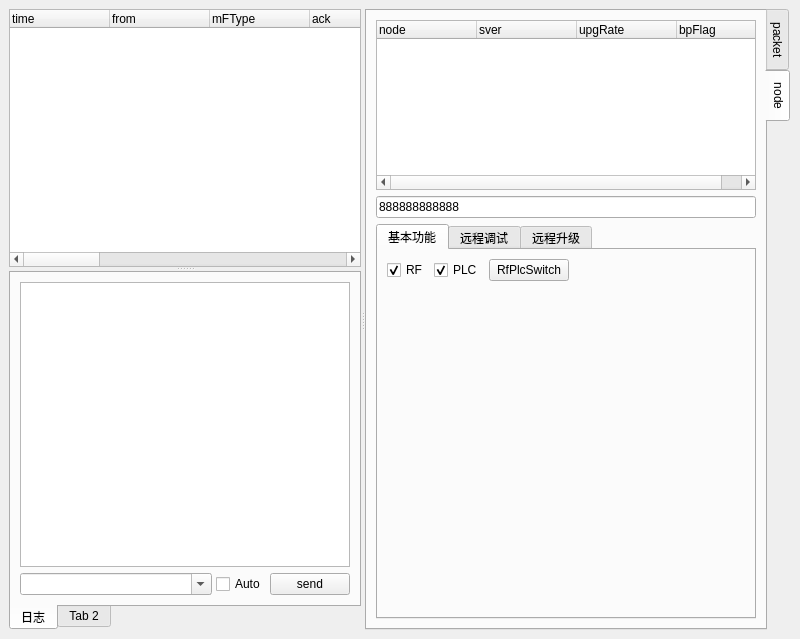
Before: the Qt Designer form mainwindow.ui in zaazbb/YM001NetworkAnalyzer, drawn with Qt 5.
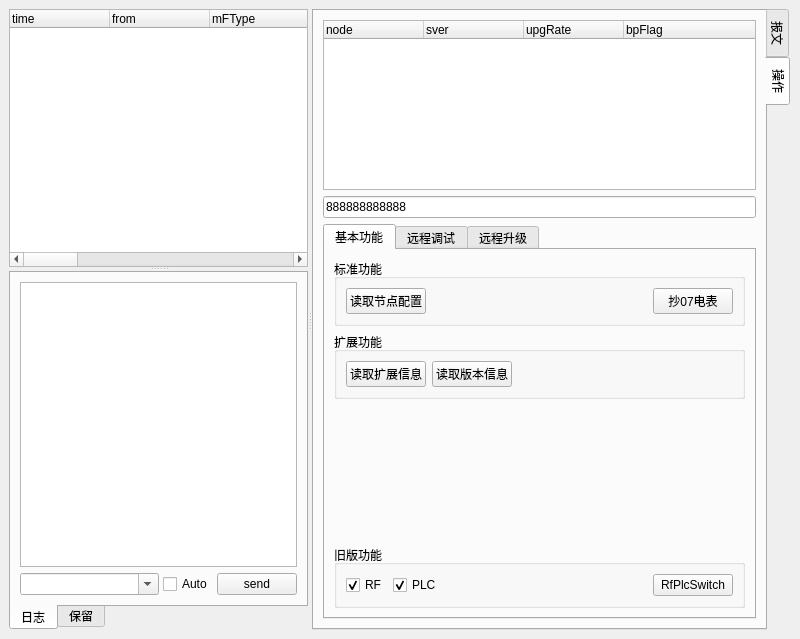
After: the same form once the commit is applied. The open tabs and pages were chosen to show the change.

```diff
--- a/mainwindow.ui
+++ b/mainwindow.ui
@@ -163,7 +163,7 @@
         </widget>
         <widget class="QWidget" name="tab_6">
          <attribute name="title">
-          <string>Tab 2</string>
+          <string>保留</string>
          </attribute>
         </widget>
        </widget>
@@ -177,7 +177,7 @@
        </property>
        <widget class="QWidget" name="tab">
         <attribute name="title">
-         <string>packet</string>
+         <string>报文</string>
         </attribute>
         <layout class="QVBoxLayout" name="verticalLayout_2" stretch="1,0,0,0">
          <item>
@@ -459,7 +459,7 @@
        </widget>
        <widget class="QWidget" name="tab_2">
         <attribute name="title">
-         <string>node</string>
+         <string>操作</string>
         </attribute>
         <layout class="QVBoxLayout" name="verticalLayout_8" stretch="1,0,0">
          <item>
@@ -510,6 +510,95 @@
             </attribute>
             <layout class="QVBoxLayout" name="verticalLayout_4">
              <item>
+              <widget class="QGroupBox" name="groupBox_2">
+               <property name="title">
+                <string>标准功能</string>
+               </property>
+               <layout class="QHBoxLayout" name="horizontalLayout_5">
+                <item>
+                 <widget class="QPushButton" name="pushButton">
+                  <property name="text">
+                   <string>读取节点配置</string>
+                  </property>
+                 </widget>
+                </item>
+                <item>
+                 <spacer name="horizontalSpacer_4">
+                  <property name="orientation">
+                   <enum>Qt::Horizontal</enum>
+                  </property>
+                  <property name="sizeHint" stdset="0">
+                   <size>
+                    <width>40</width>
+                    <height>20</height>
+                   </size>
+                  </property>
+                 </spacer>
+                </item>
+                <item>
+                 <widget class="QPushButton" name="pushButton_5">
+                  <property name="text">
+                   <string>抄07电表</string>
+                  </property>
+                 </widget>
+                </item>
+               </layout>
+              </widget>
+             </item>
+             <item>
+              <widget class="QGroupBox" name="groupBox_3">
+               <property name="title">
+                <string>扩展功能</string>
+               </property>
+               <layout class="QHBoxLayout" name="horizontalLayout_6">
+                <item>
+                 <widget class="QPushButton" name="pushButton_2">
+                  <property name="text">
+                   <string>读取扩展信息</string>
+                  </property>
+                 </widget>
+                </item>
+                <item>
+                 <widget class="QPushButton" name="pushButton_4">
+                  <property name="text">
+                   <string>读取版本信息</string>
+                  </property>
+                 </widget>
+                </item>
+                <item>
+                 <spacer name="horizontalSpacer_5">
+                  <property name="orientation">
+                   <enum>Qt::Horizontal</enum>
+                  </property>
+                  <property name="sizeHint" stdset="0">
+                   <size>
+                    <width>40</width>
+                    <height>20</height>
+                   </size>
+                  </property>
+                 </spacer>
+                </item>
+               </layout>
+              </widget>
+             </item>
+             <item>
+              <spacer name="verticalSpacer_4">
+               <property name="orientation">
+                <enum>Qt::Vertical</enum>
+               </property>
+               <property name="sizeHint" stdset="0">
+                <size>
+                 <width>20</width>
+                 <height>40</height>
+                </size>
+               </property>
+              </spacer>
+             </item>
+             <item>
+              <widget class="QGroupBox" name="groupBox">
+               <property name="title">
+                <string>旧版功能</string>
+               </property>
               <layout class="QHBoxLayout" name="horizontalLayout_3">
                <item>
                 <widget class="QCheckBox" name="checkBox_rf">
@@ -531,6 +620,19 @@
                  </property>
                 </widget>
                </item>
+                <item>
+                 <spacer name="horizontalSpacer">
+                  <property name="orientation">
+                   <enum>Qt::Horizontal</enum>
+                  </property>
+                  <property name="sizeHint" stdset="0">
+                   <size>
+                    <width>170</width>
+                    <height>20</height>
+                   </size>
+                  </property>
+                 </spacer>
+                </item>
                <item>
                 <widget class="QPushButton" name="pushButton_rfplcsw">
                  <property name="text">
@@ -538,33 +640,8 @@
                  </property>
                 </widget>
                </item>
-               <item>
-                <spacer name="horizontalSpacer">
-                 <property name="orientation">
-                  <enum>Qt::Horizontal</enum>
-                 </property>
-                 <property name="sizeHint" stdset="0">
-                  <size>
-                   <width>40</width>
-                   <height>20</height>
-                  </size>
-                 </property>
-                </spacer>
-               </item>
-              </layout>
-             </item>
-             <item>
-              <spacer name="verticalSpacer">
-               <property name="orientation">
-                <enum>Qt::Vertical</enum>
-               </property>
-               <property name="sizeHint" stdset="0">
-                <size>
-                 <width>20</width>
-                 <height>319</height>
-                </size>
-               </property>
-              </spacer>
+               </layout>
+              </widget>
              </item>
             </layout>
             <zorder></zorder>
```
Left out of the diff: 59 changed lines with no effect on the pictures. Lines whose indentation alone changed are shown as unchanged.
